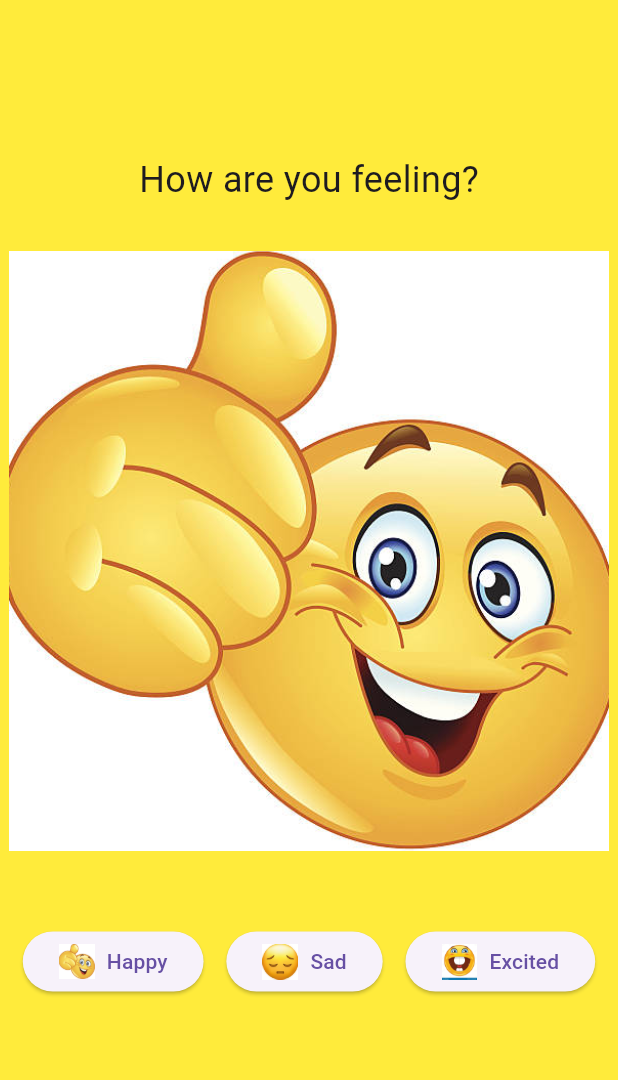
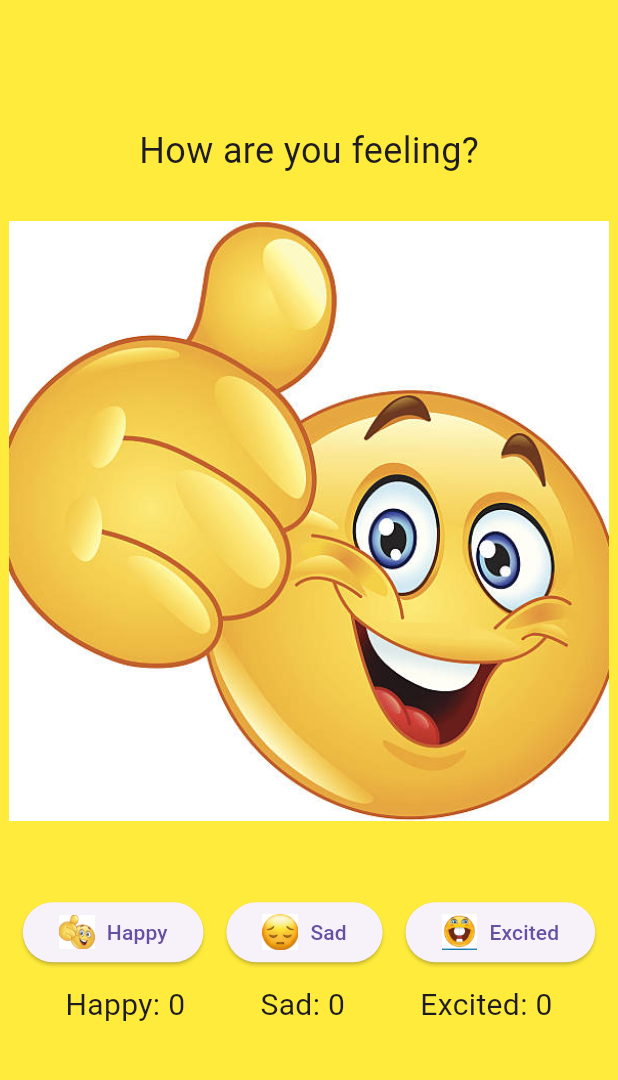
Before and after one commit to TobeyG2003/act7, a Flutter app: the screen it shows after launch, on a phone screen of 412 x 824 dp, the part 84-1164 px from its top. Run offline on Flutter 3.47's test engine with Material 3 defaults, Android fonts, the phone set to English and light mode, and no system bars.

Commit message:
adds map count for buttons

```diff
--- a/lib/main.dart
+++ b/lib/main.dart
@@ -16,22 +16,30 @@ class MoodModel with ChangeNotifier {
   String get currentMood => _currentMood;
   Color _backgroundColor = Colors.yellow;
   Color get backgroundColor => _backgroundColor;
+  Map<String, int> moodCounts = {
+    'happy': 0,
+    'sad': 0,
+    'excited': 0,
+  };
 
   void setHappy() {
     _currentMood = 'happy';
     _backgroundColor = const Color.fromARGB(255, 250, 236, 110);
     notifyListeners();
+    moodCounts['happy'] = (moodCounts['happy'] ?? 0) + 1;
   }
 
   void setSad() {
     _currentMood = 'sad';
     _backgroundColor = const Color.fromARGB(255, 68, 26, 175);
+    moodCounts['sad'] = (moodCounts['sad'] ?? 0) + 1;
     notifyListeners();
   }
 
   void setExcited() {
     _currentMood = 'excited';
     _backgroundColor = const Color.fromARGB(255, 255, 91, 91);
+    moodCounts['excited'] = (moodCounts['excited'] ?? 0) + 1;
     notifyListeners();
   }
 }
@@ -64,6 +72,8 @@ class HomePage extends StatelessWidget {
             MoodDisplay(),
             SizedBox(height: 50),
             MoodButtons(),
+            SizedBox(height: 10),
+            MoodCounts(),
           ],
         ),
       ),
@@ -150,3 +160,22 @@ class MoodButtons extends StatelessWidget {
     );
   }
 }
+class MoodCounts extends StatelessWidget {
+  @override
+  Widget build(BuildContext context) {
+    return Consumer<MoodModel>(
+      builder: (context, moodModel, child) {
+        return Row(
+          mainAxisAlignment: MainAxisAlignment.center,
+          children: [
+            Text('Happy: ${moodModel.moodCounts['happy']}', style: TextStyle(fontSize: 20)),
+            SizedBox(width: 50),
+            Text('Sad: ${moodModel.moodCounts['sad']}', style: TextStyle(fontSize: 20)),
+            SizedBox(width: 50),
+            Text('Excited: ${moodModel.moodCounts['excited']}', style: TextStyle(fontSize: 20)),
+          ],
+        );
+      },
+    );
+  }
+}
```
